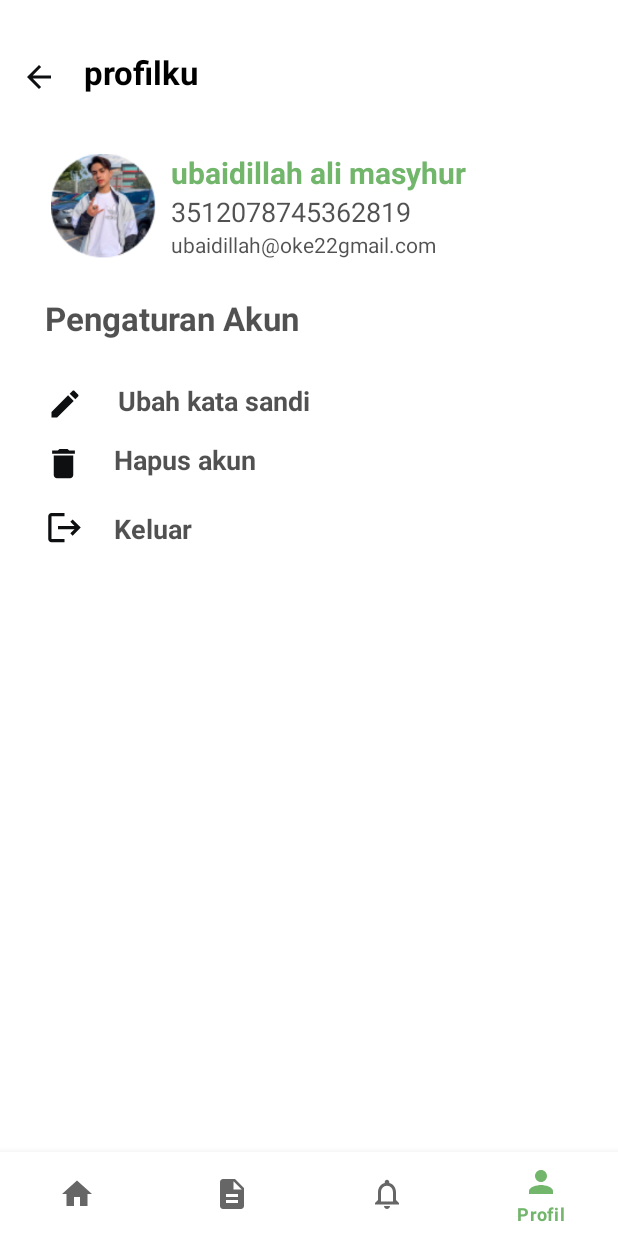
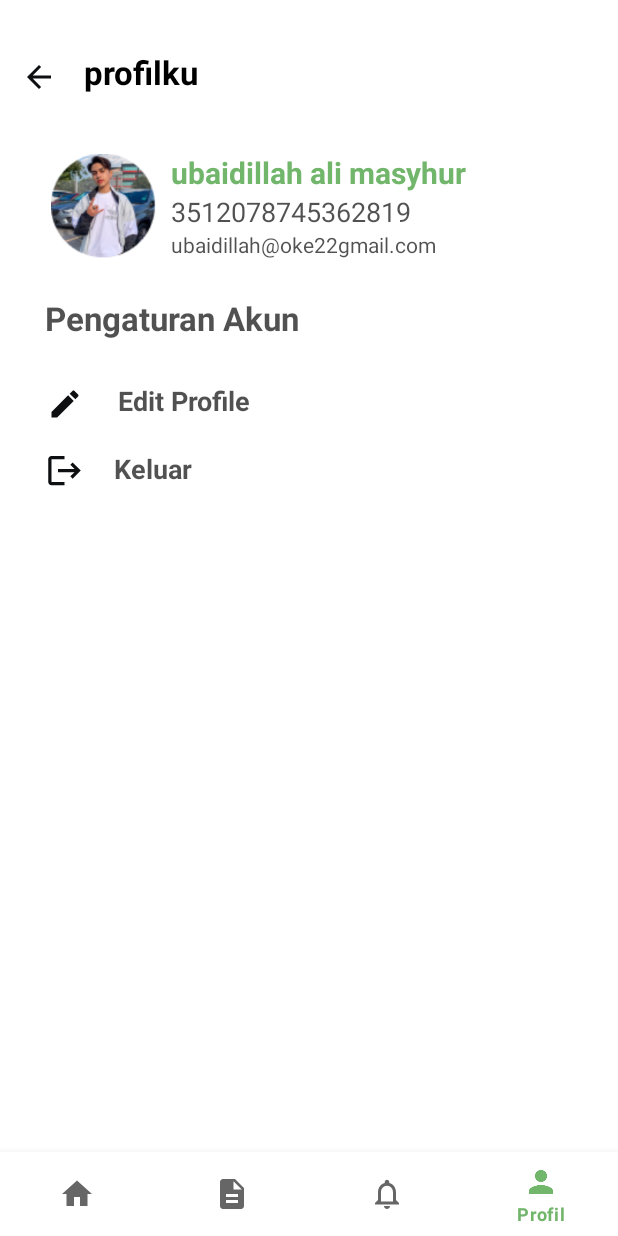
Before and after one commit to Rhomaedy1201/Mobile-Sidemung, an Android app: the HomeFragment screen opened directly, with no data from a screen before it, item 4 of the bottom bar chosen, on a phone screen of 412 x 824 dp. Run offline under Robolectric (Android 15) with nearby library versions, the phone set to English and light mode, and no system bars.

Commit message:
Frame
memperbaiki tampilan dan nama file yg tidak sesuai

```diff
--- a/app/src/main/java/com/rippleInv/sidemung/RestApi/LinkApi.java
+++ b/app/src/main/java/com/rippleInv/sidemung/RestApi/LinkApi.java
@@ -1,5 +1,5 @@
 package com.rippleInv.sidemung.RestApi;
 
 public class LinkApi {
-    public static String Register = "http://192.168.1.9:8000/api/register";
+    public static String Register = "http://192.168.1.6:8000/api/register";
 }
--- a/app/src/main/java/com/rippleInv/sidemung/views/auth/Login.java
+++ b/app/src/main/java/com/rippleInv/sidemung/views/auth/Login.java
@@ -1,6 +1,7 @@
 package com.rippleInv.sidemung.views.auth;
 
 import androidx.appcompat.app.AppCompatActivity;
+import androidx.appcompat.widget.Toolbar;
 
 import android.os.Bundle;
 import android.widget.Button;
@@ -15,6 +16,10 @@ public class Login extends AppCompatActivity {
     protected void onCreate(Bundle savedInstanceState) {
         super.onCreate(savedInstanceState);
         setContentView(R.layout.activity_login);
+        Toolbar toolbar = findViewById(R.id.action_barLogin);
+        toolbar.setTitle("Login");
+        setSupportActionBar(toolbar);
+        getSupportActionBar().setDisplayHomeAsUpEnabled(true);
         action();
     }
     private void action(){
--- a/app/src/main/java/com/rippleInv/sidemung/views/home/HomeFragment.java
+++ b/app/src/main/java/com/rippleInv/sidemung/views/home/HomeFragment.java
@@ -12,6 +12,7 @@ import android.view.ViewGroup;
 
 import com.rippleInv.sidemung.R;
 import com.rippleInv.sidemung.launcher.PageRouter;
+import com.rippleInv.sidemung.views.Pengaduan.PengaduanActivity;
 import com.rippleInv.sidemung.views.report.report;
 
 public class HomeFragment extends Fragment {
@@ -60,7 +61,7 @@ public class HomeFragment extends Fragment {
         doReport.setOnClickListener(new View.OnClickListener() {
             @Override
             public void onClick(View v) {
-                Intent intent = new Intent(getActivity(), report.class);
+                Intent intent = new Intent(getActivity(), PengaduanActivity.class);
                 startActivity(intent);
             }
         });
--- a/app/src/main/java/com/rippleInv/sidemung/views/main/MainActivity.java
+++ b/app/src/main/java/com/rippleInv/sidemung/views/main/MainActivity.java
@@ -14,7 +14,7 @@ import com.rippleInv.sidemung.R;
 import com.rippleInv.sidemung.databinding.ActivityMainBinding;
 import com.rippleInv.sidemung.views.home.HomeFragment;
 import com.rippleInv.sidemung.views.notification.notifFragment;
-import com.rippleInv.sidemung.views.profile.profilFragment;
+import com.rippleInv.sidemung.views.profile.ProfileFragment;
 import com.rippleInv.sidemung.views.recap.recapFragment;
 
 public class MainActivity extends AppCompatActivity {
@@ -44,7 +44,7 @@ public class MainActivity extends AppCompatActivity {
                                 replaceFragment(new notifFragment());
                                 return true;
                             case R.id.profil:
-                                replaceFragment(new profilFragment());
+                                replaceFragment(new ProfileFragment());
                                 return true;
                         }
                         return false;
--- /dev/null
+++ b/app/src/main/java/com/rippleInv/sidemung/views/profile/ProfileFragment.java
@@ -0,0 +1,35 @@
+package com.rippleInv.sidemung.views.profile;
+
+import android.content.Intent;
+import android.os.Bundle;
+
+import androidx.fragment.app.Fragment;
+
+import android.view.LayoutInflater;
+import android.view.View;
+import android.view.ViewGroup;
+import android.widget.TextView;
+
+import com.rippleInv.sidemung.R;
+
+public class ProfileFragment extends Fragment {
+
+    View view;
+    TextView toEdit_profile;
+
+    @Override
+    public View onCreateView(LayoutInflater inflater, ViewGroup container,
+                             Bundle savedInstanceState) {
+        view = inflater.inflate(R.layout.fragment_profile, container, false);
+        toEdit_profile = view.findViewById(R.id.toEditProfile);
+        toEdit_profile.setOnClickListener(new View.OnClickListener() {
+            @Override
+            public void onClick(View v) {
+                Intent intent = new Intent(getActivity(), EditprofileActivity.class);
+                startActivity(intent);
+            }
+        });
+        return view;
+    }
+
+}
--- a/app/src/main/java/com/rippleInv/sidemung/views/profile/profilFragment.java
+++ /dev/null
@@ -1,58 +0,0 @@
-package com.rippleInv.sidemung.views.profile;
-
-import android.os.Bundle;
-
-import androidx.fragment.app.Fragment;
-
-import android.view.LayoutInflater;
-import android.view.View;
-import android.view.ViewGroup;
-
-import com.rippleInv.sidemung.R;
-
-/**
- * A simple {@link Fragment} subclass.
- * Use the {@link profilFragment#newInstance} factory method to
- * create an instance of this fragment.
- */
-public class profilFragment extends Fragment {
-
-    // TODO: Rename parameter arguments, choose names that match
-    // the fragment initialization parameters, e.g. ARG_ITEM_NUMBER
-    private static final String ARG_PARAM1 = "param1";
-    private static final String ARG_PARAM2 = "param2";
-
-    // TODO: Rename and change types of parameters
-    private String mParam1;
-    private String mParam2;
-
-    public profilFragment() {
-        // Required empty public constructor
-    }
-
-    // TODO: Rename and change types and number of parameters
-    public static profilFragment newInstance(String param1, String param2) {
-        profilFragment fragment = new profilFragment();
-        Bundle args = new Bundle();
-        args.putString(ARG_PARAM1, param1);
-        args.putString(ARG_PARAM2, param2);
-        fragment.setArguments(args);
-        return fragment;
-    }
-
-    @Override
-    public void onCreate(Bundle savedInstanceState) {
-        super.onCreate(savedInstanceState);
-        if (getArguments() != null) {
-            mParam1 = getArguments().getString(ARG_PARAM1);
-            mParam2 = getArguments().getString(ARG_PARAM2);
-        }
-    }
-
-    @Override
-    public View onCreateView(LayoutInflater inflater, ViewGroup container,
-                             Bundle savedInstanceState) {
-        // Inflate the layout for this fragment
-        return inflater.inflate(R.layout.drawar_head_layout, container, false);
-    }
-}
--- a/app/src/main/res/layout/activity_login.xml
+++ b/app/src/main/res/layout/activity_login.xml
@@ -6,6 +6,12 @@
     android:layout_height="match_parent"
     android:fitsSystemWindows="true"
     tools:context=".views.auth.Login">
+
+    <androidx.appcompat.widget.Toolbar
+        android:id="@+id/action_barLogin"
+        android:layout_width="match_parent"
+        android:layout_height="wrap_content"
+        tools:ignore="MissingConstraints" />
 
     <ImageView
         android:id="@+id/imageView"
--- a/app/src/main/res/layout/activity_report.xml
+++ b/app/src/main/res/layout/activity_report.xml
@@ -20,6 +20,7 @@
             android:layout_height="wrap_content"
             android:layout_gravity="center"
             android:layout_marginTop="5dp"
+            android:onClick="backPengaduan"
             android:layout_marginStart="14dp"
             android:src="@drawable/kembali" />
 
--- a/app/src/main/res/layout/drawar_head_layout.xml
+++ /dev/null
@@ -1,218 +0,0 @@
-<?xml version="1.0" encoding="utf-8"?>
-<RelativeLayout xmlns:android="http://schemas.android.com/apk/res/android"
-    android:layout_width="match_parent"
-    android:layout_height="match_parent">
-
-    <RelativeLayout
-        android:layout_width="match_parent"
-        android:layout_height="71dp"
-        android:layout_marginTop="19dp">
-
-
-        <ImageView
-            android:layout_width="wrap_content"
-            android:layout_height="wrap_content"
-            android:layout_gravity="center"
-            android:layout_marginTop="20dp"
-            android:layout_marginStart="14dp"
-            android:scaleType="fitXY"
-            android:src="@drawable/kembali" />
-
-        <TextView
-            android:id="@+id/txt_file_title"
-            android:layout_width="174dp"
-            android:layout_height="wrap_content"
-            android:layout_alignParentTop="true"
-            android:layout_marginStart="56dp"
-            android:layout_marginLeft="16dp"
-            android:layout_marginTop="14dp"
-            android:text="profilku"
-            android:textColor="@color/black"
-            android:textSize="22sp"
-            android:textStyle="bold" />
-    </RelativeLayout>
-
-    <LinearLayout
-        android:layout_marginBottom="34dp"
-        android:layout_marginTop="97dp"
-        android:layout_width="match_parent"
-        android:layout_height="wrap_content"
-        android:orientation="horizontal"
-        >
-
-        <ImageView
-            android:layout_marginLeft="10dp"
-            android:layout_marginStart="34dp"
-            android:layout_width="70dp"
-            android:layout_height="80dp"
-            android:src="@drawable/profile_foto" />
-
-        <LinearLayout
-            android:layout_gravity="center"
-            android:layout_width="match_parent"
-            android:layout_height="wrap_content"
-            android:orientation="vertical"
-            >
-            <TextView
-                android:layout_width="match_parent"
-                android:layout_height="wrap_content"
-                android:textColor="?attr/colorPrimary"
-                android:textStyle="bold"
-                android:text="@string/app_nama"
-                android:layout_marginLeft="10dp"
-                android:textSize="20sp"
-                />
-
-            <TextView
-                android:layout_width="match_parent"
-                android:layout_height="wrap_content"
-                android:textColor="#AE000000"
-                android:text="@string/app_nik"
-                android:layout_marginLeft="10dp"
-                android:textSize="18sp"
-                />
-            <TextView
-                android:layout_width="match_parent"
-                android:layout_height="wrap_content"
-                android:textColor="#AE000000"
-                android:text="@string/app_emai"
-                android:layout_marginLeft="10dp"
-                />
-
-        </LinearLayout>
-
-    </LinearLayout>
-
-    <LinearLayout
-        android:layout_marginBottom="33dp"
-        android:layout_marginTop="4dp"
-        android:layout_width="match_parent"
-        android:layout_height="wrap_content"
-        android:orientation="horizontal"
-        >
-
-        <TextView
-            android:layout_width="match_parent"
-            android:layout_height="wrap_content"
-            android:layout_marginTop="193dp"
-            android:layout_marginStart="30dp"
-            android:textColor="#AE000000"
-            android:text="@string/artikel"
-            android:textSize="22dp"
-            android:textStyle="bold"
-            android:layout_marginLeft="10dp"
-            />
-
-    <TextView
-        android:elevation="5dp"
-        android:layout_width="match_parent"
-        android:layout_height="2dp"
-        android:background="#43000000"
-        />
-
-    </LinearLayout>
-
-    <LinearLayout
-        android:layout_marginBottom="34dp"
-        android:layout_marginTop="97dp"
-        android:layout_width="match_parent"
-        android:layout_height="wrap_content"
-        android:orientation="horizontal"
-        >
-
-        <ImageView
-            android:layout_width="wrap_content"
-            android:layout_height="wrap_content"
-            android:layout_marginStart="31dp"
-            android:layout_marginLeft="10dp"
-            android:layout_marginTop="160dp"
-            android:src="@drawable/baseline_mode" />
-
-        <LinearLayout
-            android:layout_gravity="center"
-            android:layout_width="match_parent"
-            android:layout_height="wrap_content"
-            android:orientation="vertical"
-            >
-
-            <TextView
-                android:layout_width="match_parent"
-                android:layout_height="wrap_content"
-                android:textColor="#AE000000"
-                android:layout_marginTop="155dp"
-                android:text="@string/artikel1"
-                android:textStyle="bold"
-                android:layout_marginLeft="23dp"
-                android:textSize="18sp"
-                />
-
-        </LinearLayout>
-
-    </LinearLayout>
-    <LinearLayout
-        android:layout_marginBottom="34dp"
-        android:layout_marginTop="97dp"
-        android:layout_width="match_parent"
-        android:layout_height="wrap_content"
-        android:orientation="horizontal"/>
-
-    <ImageView
-        android:layout_width="26dp"
-        android:layout_height="26dp"
-        android:layout_marginStart="29dp"
-        android:layout_marginLeft="24dp"
-        android:layout_marginTop="296dp"
-        android:src="@drawable/baseline_delete_24" />
-
-    <LinearLayout
-        android:layout_width="wrap_content"
-        android:layout_height="wrap_content"
-        android:layout_gravity="center"
-        android:orientation="vertical">
-
-        <TextView
-            android:layout_width="match_parent"
-            android:layout_height="wrap_content"
-            android:layout_marginLeft="76dp"
-            android:layout_marginTop="294dp"
-            android:text="@string/artikel2"
-            android:textColor="#AE000000"
-            android:textSize="18sp"
-            android:textStyle="bold" />
-
-    </LinearLayout>
-    <LinearLayout
-        android:layout_marginBottom="34dp"
-        android:layout_marginTop="97dp"
-        android:layout_width="match_parent"
-        android:layout_height="wrap_content"
-        android:orientation="horizontal"/>
-
-    <ImageView
-        android:layout_width="26dp"
-        android:layout_height="27dp"
-        android:layout_marginStart="30dp"
-        android:layout_marginLeft="15dp"
-        android:layout_marginTop="338dp"
-        android:src="@drawable/baseline_logout_24" />
-
-    <LinearLayout
-        android:layout_width="match_parent"
-        android:layout_height="match_parent"
-        android:layout_gravity="center"
-        android:orientation="vertical">
-
-        <TextView
-            android:layout_width="match_parent"
-            android:layout_height="wrap_content"
-            android:layout_marginLeft="76dp"
-            android:layout_marginTop="340dp"
-            android:text="@string/artikel3"
-            android:layout_gravity="start|center_horizontal"
-            android:textColor="#AE000000"
-            android:textSize="18sp"
-            android:textStyle="bold" />
-
-    </LinearLayout>
-
-</RelativeLayout>
--- /dev/null
+++ b/app/src/main/res/layout/fragment_profile.xml
@@ -0,0 +1,179 @@
+<?xml version="1.0" encoding="utf-8"?>
+<RelativeLayout xmlns:android="http://schemas.android.com/apk/res/android"
+        android:layout_width="match_parent"
+        android:layout_height="match_parent"
+        xmlns:tools="http://schemas.android.com/tools"
+        tools:context=".views.profile.ProfileFragment">
+
+        <RelativeLayout
+            android:layout_width="match_parent"
+            android:layout_height="71dp"
+            android:layout_marginTop="19dp">
+
+            <ImageView
+                android:layout_width="wrap_content"
+                android:layout_height="wrap_content"
+                android:layout_gravity="center"
+                android:layout_marginTop="20dp"
+                android:layout_marginStart="14dp"
+                android:scaleType="fitXY"
+                android:src="@drawable/kembali" />
+
+            <TextView
+                android:id="@+id/txt_file_title"
+                android:layout_width="174dp"
+                android:layout_height="wrap_content"
+                android:layout_alignParentTop="true"
+                android:layout_marginStart="56dp"
+                android:layout_marginLeft="16dp"
+                android:layout_marginTop="14dp"
+                android:text="profilku"
+                android:textColor="@color/black"
+                android:textSize="22sp"
+                android:textStyle="bold" />
+        </RelativeLayout>
+
+        <LinearLayout
+            android:layout_marginBottom="34dp"
+            android:layout_marginTop="97dp"
+            android:layout_width="match_parent"
+            android:layout_height="wrap_content"
+            android:orientation="horizontal"
+            >
+
+            <ImageView
+                android:layout_marginLeft="10dp"
+                android:layout_marginStart="34dp"
+                android:layout_width="70dp"
+                android:layout_height="80dp"
+                android:src="@drawable/profile_foto" />
+
+            <LinearLayout
+                android:layout_gravity="center"
+                android:layout_width="match_parent"
+                android:layout_height="wrap_content"
+                android:orientation="vertical"
+                >
+                <TextView
+                    android:layout_width="match_parent"
+                    android:layout_height="wrap_content"
+                    android:textColor="?attr/colorPrimary"
+                    android:textStyle="bold"
+                    android:text="@string/app_nama"
+                    android:layout_marginLeft="10dp"
+                    android:textSize="20sp"
+                    />
+
+                <TextView
+                    android:layout_width="match_parent"
+                    android:layout_height="wrap_content"
+                    android:textColor="#AE000000"
+                    android:text="@string/app_nik"
+                    android:layout_marginLeft="10dp"
+                    android:textSize="18sp"
+                    />
+                <TextView
+                    android:layout_width="match_parent"
+                    android:layout_height="wrap_content"
+                    android:textColor="#AE000000"
+                    android:text="@string/app_emai"
+                    android:layout_marginLeft="10dp"
+                    />
+
+            </LinearLayout>
+
+        </LinearLayout>
+
+        <LinearLayout
+            android:layout_marginBottom="33dp"
+            android:layout_marginTop="4dp"
+            android:layout_width="match_parent"
+            android:layout_height="wrap_content"
+            android:orientation="horizontal"
+            >
+
+            <TextView
+                android:layout_width="match_parent"
+                android:layout_height="wrap_content"
+                android:layout_marginTop="193dp"
+                android:layout_marginStart="30dp"
+                android:textColor="#AE000000"
+                android:text="@string/artikel"
+                android:textSize="22dp"
+                android:textStyle="bold"
+                android:layout_marginLeft="10dp"
+                />
+
+            <TextView
+                android:elevation="5dp"
+                android:layout_width="match_parent"
+                android:layout_height="2dp"
+                android:background="#43000000"
+                />
+
+        </LinearLayout>
+
+        <LinearLayout
+            android:layout_marginBottom="34dp"
+            android:layout_marginTop="97dp"
+            android:layout_width="match_parent"
+            android:layout_height="wrap_content"
+            android:orientation="horizontal"
+            >
+
+            <ImageView
+                android:layout_width="wrap_content"
+                android:layout_height="wrap_content"
+                android:layout_marginStart="31dp"
+                android:layout_marginLeft="10dp"
+                android:layout_marginTop="160dp"
+                android:src="@drawable/baseline_mode" />
+
+            <LinearLayout
+                android:layout_gravity="center"
+                android:layout_width="match_parent"
+                android:layout_height="wrap_content"
+                android:orientation="vertical">
+
+                <TextView
+                    android:id="@+id/toEditProfile"
+                    android:layout_width="match_parent"
+                    android:layout_height="wrap_content"
+                    android:textColor="#AE000000"
+                    android:layout_marginTop="155dp"
+                    android:text="@string/artikel1"
+                    android:textStyle="bold"
+                    android:layout_marginLeft="23dp"
+                    android:textSize="18sp"/>
+
+            </LinearLayout>
+
+        </LinearLayout>
+
+        <ImageView
+            android:layout_width="26dp"
+            android:layout_height="27dp"
+            android:layout_marginStart="30dp"
+            android:layout_marginLeft="15dp"
+            android:layout_marginTop="300dp"
+            android:src="@drawable/baseline_logout_24" />
+        <LinearLayout
+            android:layout_width="match_parent"
+            android:layout_height="match_parent"
+            android:layout_gravity="center"
+            android:orientation="vertical">
+
+            <TextView
+                android:layout_width="match_parent"
+                android:layout_height="wrap_content"
+                android:layout_marginLeft="76dp"
+                android:layout_marginTop="300dp"
+                android:text="@string/artikel3"
+                android:layout_gravity="start|center_horizontal"
+                android:textColor="#AE000000"
+                android:textSize="18sp"
+                android:textStyle="bold" />
+
+        </LinearLayout>
+
+</RelativeLayout>
--- a/app/src/main/res/values/strings.xml
+++ b/app/src/main/res/values/strings.xml
@@ -4,7 +4,7 @@
     <string name="app_nik">3512078745362819</string>
     <string name="app_emai">ubaidillah@oke22gmail.com</string>
     <string name="artikel">Pengaturan Akun</string>
-    <string name="artikel1">Ubah kata sandi</string>
+    <string name="artikel1">Edit Profile</string>
     <string name="artikel2">Hapus akun</string>
     <string name="artikel3">Keluar</string>
     <string name="akun1">Akun Anda</string>
```
Also changed, not shown: app/src/main/AndroidManifest.xml (+12 -5 lines), app/src/main/java/com/rippleInv/sidemung/views/Pengaduan/PengaduanActivity.java (added, +30 -0 lines), app/src/main/java/com/rippleInv/sidemung/views/auth/Register.java (+31 -10 lines), app/src/main/java/com/rippleInv/sidemung/views/profile/EditprofileActivity.java (added, +21 -0 lines), app/src/main/res/layout/activity_editprofile.xml (renamed from app/src/main/res/layout/fragment_profil.xml, +7 -34 lines), app/src/main/res/layout/activity_pengaduan.xml (+7 -23 lines), app/src/main/res/layout/activity_regist.xml (+21 -0 lines).
